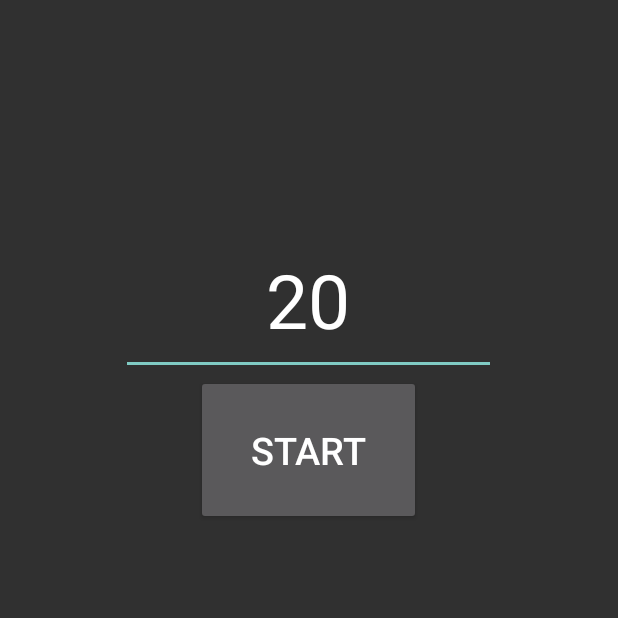
After one commit to keegan118/RyanAndroidDemo, an Android app: the TimerActivity screen opened directly, with no data from a screen before it, on a phone screen of 412 x 824 dp, the top half of it. The commit adds this screen. Run offline under Robolectric (Android 15) with nearby library versions, the phone set to English and light mode, and no system bars; our stand-ins replace ButterKnife.

Commit message:
Added Timer

```diff
--- a/app/src/main/AndroidManifest.xml
+++ b/app/src/main/AndroidManifest.xml
@@ -20,6 +20,7 @@
         <activity android:name=".ViewPagerActivity" />
         <activity android:name=".BaseActivity" />
         <activity android:name=".DialogActivity" />
+        <activity android:name=".TimerActivity" />
         <activity android:name=".LaunchModeActivityA" android:launchMode="standard"></activity>
         <activity android:name=".LaunchModeActivityB" android:launchMode="singleTop"></activity>
         <activity android:name=".LaunchModeActivityC" android:launchMode="singleTask"></activity>
--- /dev/null
+++ b/app/src/main/java/com/example/rhutc/ryandemo/TimerActivity.java
@@ -0,0 +1,77 @@
+package com.example.rhutc.ryandemo;
+
+import android.os.Bundle;
+import android.os.Handler;
+import android.support.annotation.Nullable;
+import android.view.View;
+import android.widget.Button;
+import android.widget.EditText;
+
+import butterknife.BindView;
+import butterknife.ButterKnife;
+
+public class TimerActivity extends BaseActivity {
+
+    private int time;
+
+    @BindView(R.id.timer_et)
+    EditText editText;
+
+    @BindView(R.id.timer_bt)
+    Button timerButton;
+
+    Handler mHandler = new Handler();
+
+    Runnable runnable = new Runnable() {
+        @Override
+        public void run() {
+            time--;
+            if(time >= 0){
+                editText.setText(String.valueOf(time));
+                mHandler.postDelayed(this, 1000);
+            }
+        }
+    };
+
+    final View.OnClickListener start = new View.OnClickListener() {
+        @Override
+        public void onClick(View v) {
+            editText.setEnabled(false);
+            time = Integer.valueOf(editText.getText().toString());
+            timerButton.setText("Stop");
+            timerButton.setOnClickListener(stop);
+
+            mHandler.postDelayed(runnable, 1000);
+        }
+    };
+
+    final View.OnClickListener stop = new View.OnClickListener() {
+        @Override
+        public void onClick(View v) {
+            timerButton.setText("Reset");
+            timerButton.setOnClickListener(reset);
+
+            mHandler.removeCallbacks(runnable);
+        }
+    };
+
+    final View.OnClickListener reset = new View.OnClickListener() {
+        @Override
+        public void onClick(View v) {
+            editText.setEnabled(true);
+            timerButton.setText("Start");
+            timerButton.setOnClickListener(start);
+
+            editText.setText("20");
+        }
+    };
+
+    @Override
+    protected void onCreate(@Nullable Bundle savedInstanceState) {
+        super.onCreate(savedInstanceState);
+        setContentView(R.layout.activity_timer);
+        ButterKnife.bind(this);
+
+        timerButton.setOnClickListener(start);
+    }
+}
--- /dev/null
+++ b/app/src/main/res/layout/activity_timer.xml
@@ -0,0 +1,27 @@
+<?xml version="1.0" encoding="utf-8"?>
+<LinearLayout xmlns:android="http://schemas.android.com/apk/res/android"
+    android:orientation="vertical" android:layout_width="match_parent"
+    android:layout_height="match_parent">
+
+    <EditText
+        android:id="@+id/timer_et"
+        android:layout_width="250dp"
+        android:layout_height="100dp"
+        android:textSize="50sp"
+        android:text="20"
+        android:gravity="center"
+        android:layout_gravity="center"
+        android:inputType="number"
+        android:layout_marginTop="150dp"/>
+
+    <Button
+        android:id="@+id/timer_bt"
+        android:layout_width="150dp"
+        android:layout_height="100dp"
+        android:textSize="25sp"
+        android:text="Start"
+        android:gravity="center"
+        android:layout_gravity="center"
+        />
+
+</LinearLayout>
```
Also changed, not shown: app/src/main/java/com/example/rhutc/ryandemo/DialogActivity.java (+27 -0 lines), app/src/main/java/com/example/rhutc/ryandemo/MainActivity.java (+9 -0 lines), app/src/main/res/layout/activity_main.xml (+22 -8 lines).
